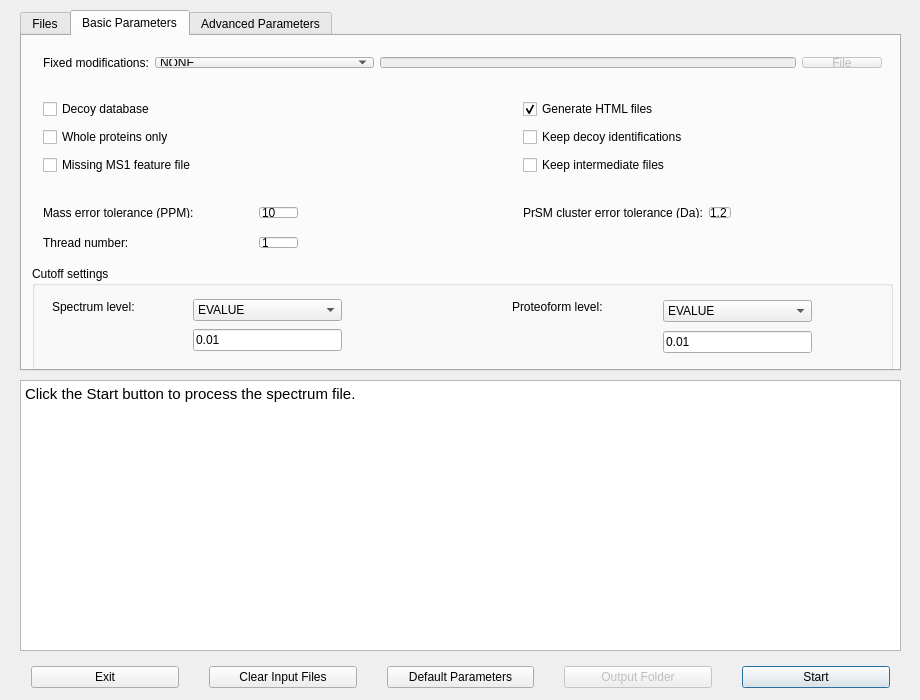
Old version of the form src/gui/topmg/topmgwindow.ui in the repository toppic-suite/toppic-suite.
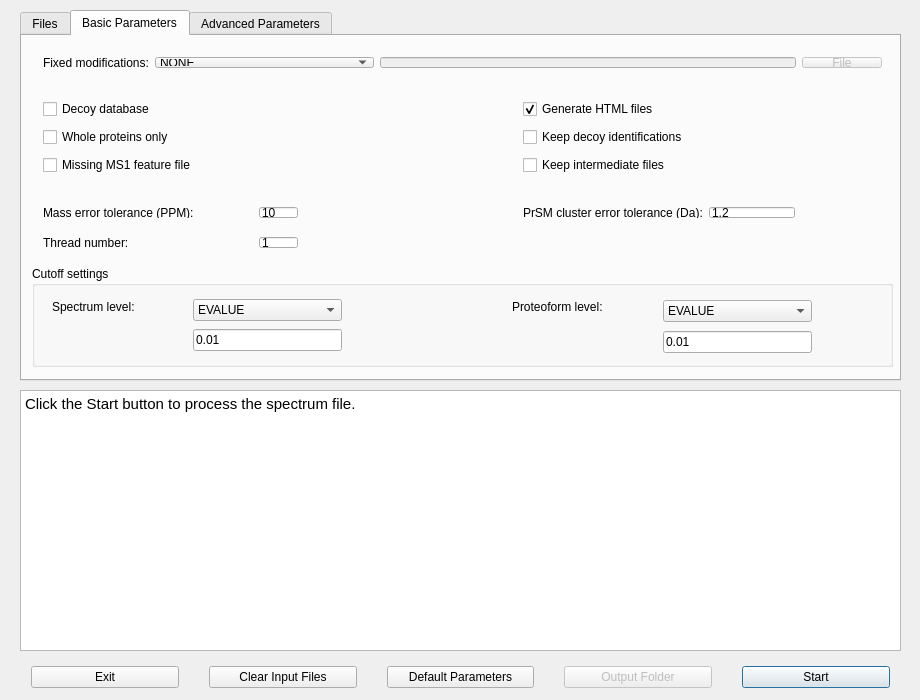
New version of the form. The open tabs and pages were chosen to show the change. Icons and pictures are not drawn.

Diff of the .ui file:
```diff
--- a/src/gui/topmg/topmgwindow.ui
+++ b/src/gui/topmg/topmgwindow.ui
@@ -40,9 +40,9 @@
     <property name="geometry">
      <rect>
       <x>20</x>
-      <y>380</y>
+      <y>390</y>
       <width>881</width>
-      <height>271</height>
+      <height>261</height>
      </rect>
     </property>
     <property name="html">
@@ -133,7 +133,7 @@
       <x>20</x>
       <y>10</y>
       <width>881</width>
-      <height>361</height>
+      <height>371</height>
      </rect>
     </property>
     <property name="currentIndex">
@@ -464,7 +464,7 @@
         <x>10</x>
         <y>230</y>
         <width>861</width>
-        <height>121</height>
+        <height>101</height>
        </rect>
       </property>
       <property name="title">
@@ -580,7 +580,7 @@
        <rect>
         <x>490</x>
         <y>160</y>
-        <width>230</width>
+        <width>294</width>
         <height>33</height>
        </rect>
       </property>
```
